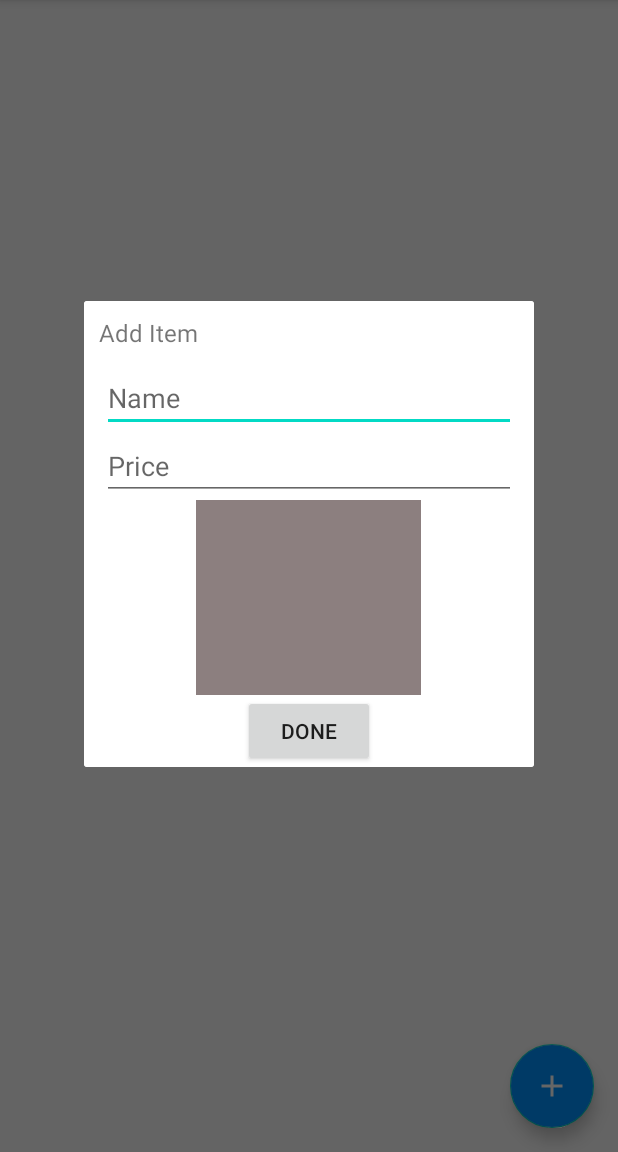
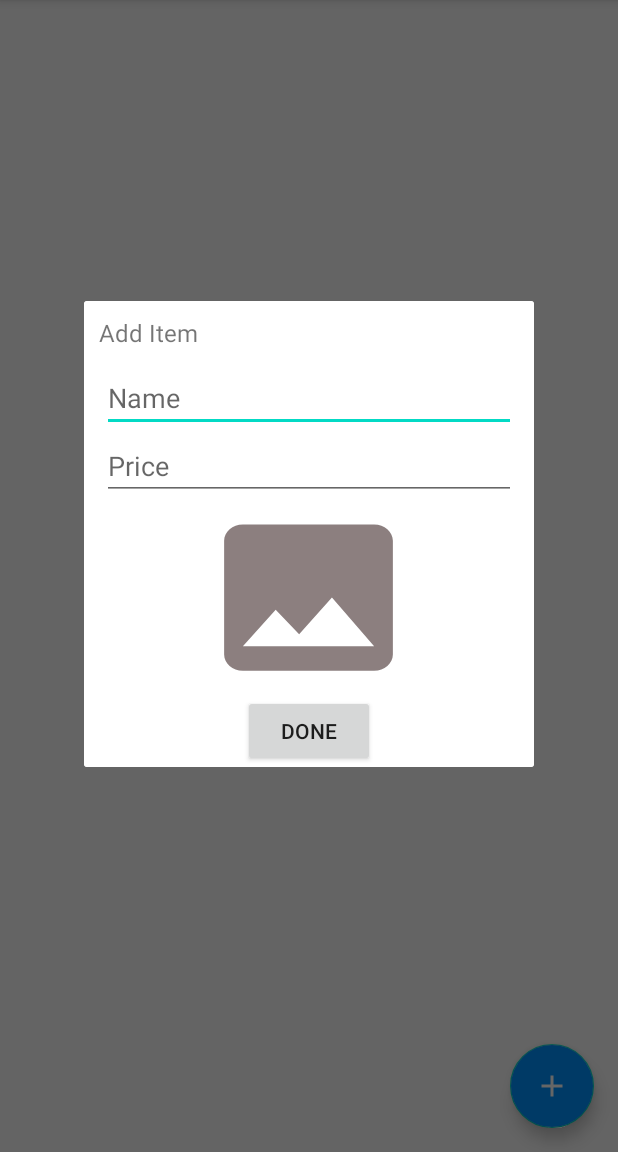
Before and after one commit to johncegom/Fenbefich, an Android app: the DetailMenu screen opened directly, with no data from a screen before it, after a tap on an icon or button, on a phone screen of 412 x 824 dp, the part 84-1236 px from its top. Run offline under Robolectric (Android 15) with nearby library versions, the phone set to English and light mode, and no system bars; our stand-ins replace Firebase (no records; nobody signed in at launch, a user with empty details on screens opened directly), Picasso; pictures from the network do not load; 1 statement that could not run was skipped.

```diff
--- a/app/src/main/AndroidManifest.xml
+++ b/app/src/main/AndroidManifest.xml
@@ -3,6 +3,7 @@
     package="com.example.firebasegogo">
     <uses-permission android:name="android.permission.INTERNET" />
     <uses-permission android:name="android.permission.READ_EXTERNAL_STORAGE" />
+    <uses-sdk android:minSdkVersion="11" />
     <application
         android:allowBackup="true"
         android:icon="@mipmap/ic_launcher"
--- /dev/null
+++ b/app/src/main/res/drawable/ic_insert_photo_black_24dp.xml
@@ -0,0 +1,9 @@
+<vector xmlns:android="http://schemas.android.com/apk/res/android"
+        android:width="24dp"
+        android:height="24dp"
+        android:viewportWidth="24.0"
+        android:viewportHeight="24.0">
+    <path
+        android:fillColor="#FF000000"
+        android:pathData="M21,19V5c0,-1.1 -0.9,-2 -2,-2H5c-1.1,0 -2,0.9 -2,2v14c0,1.1 0.9,2 2,2h14c1.1,0 2,-0.9 2,-2zM8.5,13.5l2.5,3.01L14.5,12l4.5,6H5l3.5,-4.5z"/>
+</vector>
--- a/app/src/main/res/layout/dialog.xml
+++ b/app/src/main/res/layout/dialog.xml
@@ -2,6 +2,7 @@
 <LinearLayout xmlns:android="http://schemas.android.com/apk/res/android"
     android:layout_width="300dp"
     android:layout_height="match_parent"
+    android:layout_gravity="center_horizontal"
     android:background="#FFFFFF"
     android:backgroundTint="#FFFFFF"
     android:orientation="vertical">
@@ -21,26 +22,26 @@
 
         <EditText
             android:id="@+id/txtName"
-            android:hint="Name"
             android:layout_width="match_parent"
             android:layout_height="wrap_content"
             android:layout_marginStart="12dp"
-            android:layout_marginEnd="12dp" />
+            android:layout_marginEnd="12dp"
+            android:hint="Name" />
 
         <EditText
             android:id="@+id/txtPrice"
-            android:hint="Price"
             android:layout_width="match_parent"
             android:layout_height="wrap_content"
             android:layout_marginStart="12dp"
-            android:layout_marginEnd="12dp" />
+            android:layout_marginEnd="12dp"
+            android:hint="Price" />
 
         <ImageView
             android:id="@+id/txtImg"
             android:layout_width="150dp"
             android:layout_height="130dp"
             android:layout_gravity="center_horizontal"
-            android:background="@drawable/imgviewborder"
+            android:background="@drawable/ic_insert_photo_black_24dp"
             android:backgroundTint="#8C7F7F"
             android:clickable="true" />
 
@@ -49,9 +50,9 @@
             android:layout_width="wrap_content"
             android:layout_height="wrap_content"
             android:layout_gravity="center_horizontal"
-            android:focusable="false"
             android:clickable="true"
             android:descendantFocusability="afterDescendants"
+            android:focusable="false"
             android:text="@string/donebtn" />
     </LinearLayout>
 </LinearLayout>
```
Also changed, not shown: app/src/main/res/layout/activity_main.xml (+20 -8 lines).
